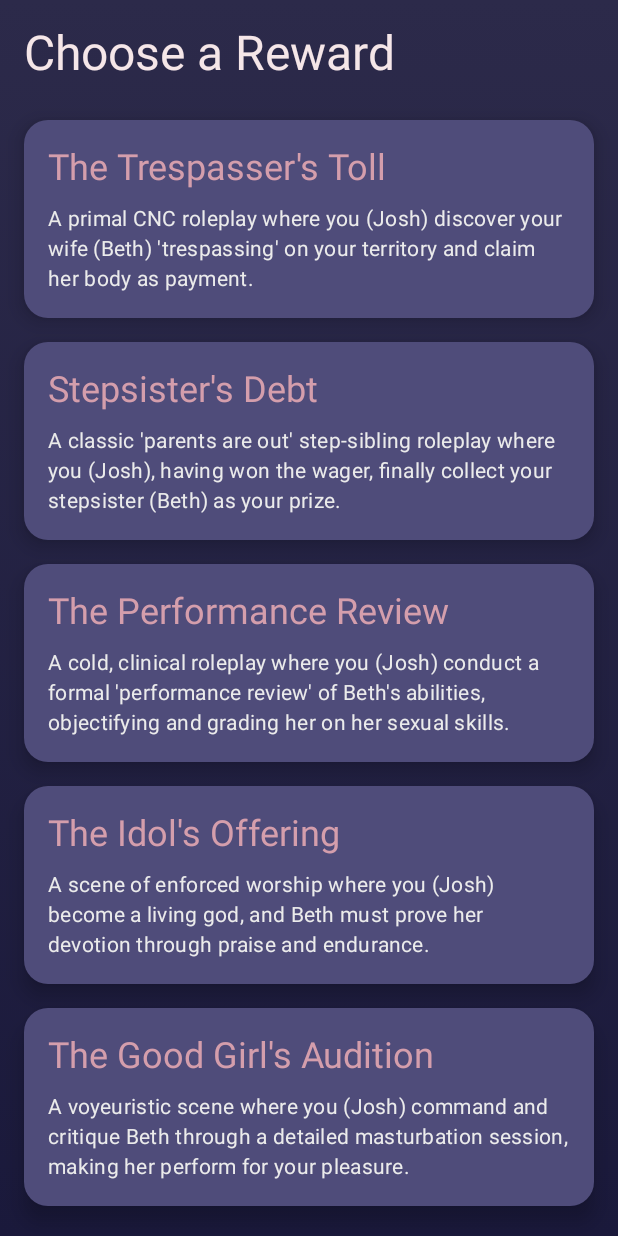
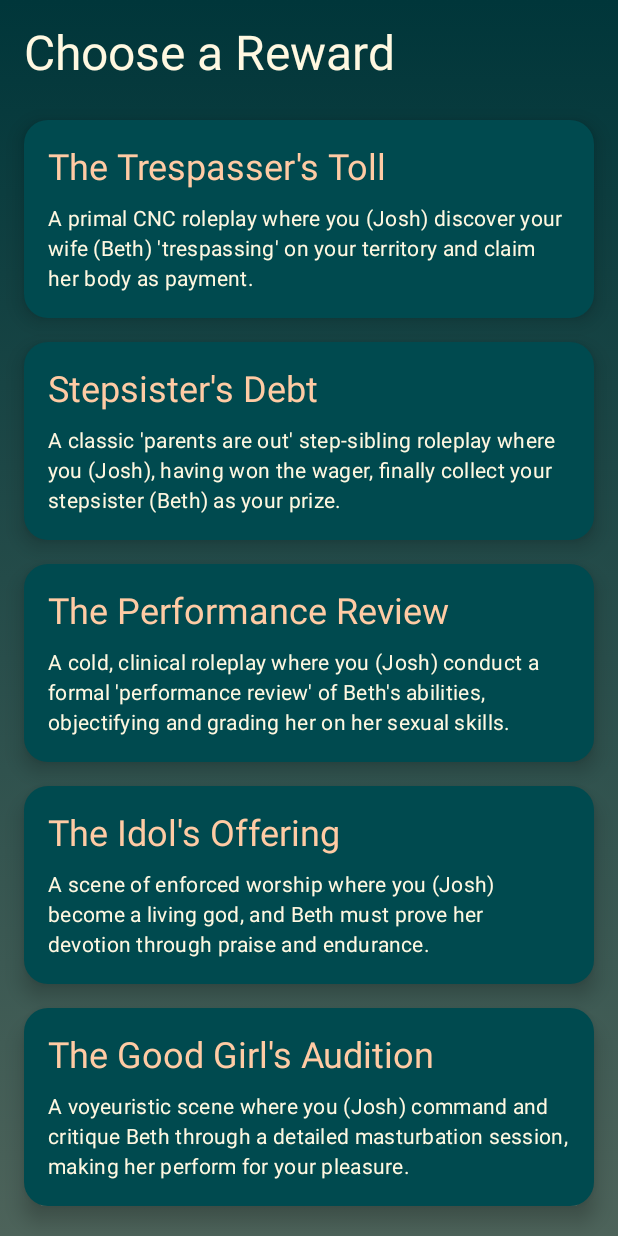
Before and after one commit to joshku82/TheBet, an Android app built with Jetpack Compose: the screen it shows after launch (MainActivity), after a tap on "Claim a Reward", on a phone screen of 412 x 824 dp. Run offline under Robolectric (Android 15) with nearby library versions, the phone set to English and light mode, and no system bars; 1 other tap on this screen came first.

Commit message:
ui tweaks

```diff
--- a/app/build.gradle.kts
+++ b/app/build.gradle.kts
@@ -51,7 +51,7 @@ dependencies {
     implementation(libs.androidx.compose.ui.graphics)
     implementation(libs.androidx.compose.ui.tooling.preview)
     implementation(libs.androidx.compose.material3)
-    implementation("org.jetbrains.kotlinx:kotlinx-serialization-json:1.6.3")
+    implementation(libs.kotlinx.serialization.json)
     testImplementation(libs.junit)
     androidTestImplementation(libs.androidx.junit)
     androidTestImplementation(libs.androidx.espresso.core)
--- a/app/src/main/java/com/joshbeth/thebet/MainActivity.kt
+++ b/app/src/main/java/com/joshbeth/thebet/MainActivity.kt
@@ -40,8 +40,15 @@ import androidx.compose.ui.unit.dp
 import androidx.lifecycle.ViewModel
 import androidx.lifecycle.viewmodel.compose.viewModel
 import com.joshbeth.thebet.ui.theme.TheBetTheme
-import com.joshbeth.thebet.ui.theme.DeepPurple
-import com.joshbeth.thebet.ui.theme.LightPink
+import com.joshbeth.thebet.ui.theme.DeepBlack
+import com.joshbeth.thebet.ui.theme.CrimsonRed
+import com.joshbeth.thebet.ui.theme.DeepTeal
+import com.joshbeth.thebet.ui.theme.DialogueGreen
+import com.joshbeth.thebet.ui.theme.DominantBlue
+import com.joshbeth.thebet.ui.theme.NeutralGrayDark
+import com.joshbeth.thebet.ui.theme.NeutralGrayMedium
+import com.joshbeth.thebet.ui.theme.SexyPeach
+import com.joshbeth.thebet.ui.theme.SexyPink
 import kotlinx.coroutines.flow.MutableStateFlow
 import kotlinx.coroutines.flow.StateFlow
 import kotlinx.coroutines.flow.asStateFlow
@@ -70,7 +77,12 @@ class StoryViewModel : ViewModel() {
     }
 
     fun setChoice(path: String) {
-        _uiState.update { it.copy(chosenPath = path, currentScreen = Screen.STORY_SELECTION) }
+        val theme = if (path == "Punishment") ThemeSelection.PUNISHMENT else ThemeSelection.REWARD
+        _uiState.update { it.copy(
+            chosenPath = path,
+            currentScreen = Screen.STORY_SELECTION,
+            theme = theme
+        ) }
     }
 
     fun startStory(story: StoryScript) {
@@ -78,7 +90,9 @@ class StoryViewModel : ViewModel() {
         val drawnCommands = mutableMapOf<Int, StoryCommand?>()
         allSteps.forEachIndexed { index, step ->
             if (step is DrawCommand) {
-                drawnCommands[index] = CommandRepository.getRandomCommand(step.from, story.commandLibrary)
+                // This part requires CommandRepository, which is not provided.
+                // Assuming it's defined elsewhere.
+                // drawnCommands[index] = CommandRepository.getRandomCommand(step.from, story.commandLibrary)
             }
         }
 
@@ -101,9 +115,11 @@ class MainActivity : ComponentActivity() {
         super.onCreate(savedInstanceState)
         StoryRepository.loadStories(applicationContext)
         setContent {
-            TheBetTheme {
+            val viewModel: StoryViewModel = viewModel()
+            val uiState by viewModel.uiState.collectAsState()
+            TheBetTheme(theme = uiState.theme) {
                 Surface(modifier = Modifier.fillMaxSize(), color = MaterialTheme.colorScheme.background) {
-                    StoryApp()
+                    StoryApp(viewModel = viewModel)
                 }
             }
         }
@@ -115,17 +131,18 @@ class MainActivity : ComponentActivity() {
 // =============================================================== //
 
 @Composable
-fun GradientBox(content: @Composable () -> Unit) {
+fun GradientBox(theme: ThemeSelection, content: @Composable () -> Unit) {
+    val gradientColors = when (theme) {
+        ThemeSelection.PUNISHMENT -> listOf(DeepBlack, CrimsonRed.copy(alpha = 0.3f))
+        ThemeSelection.REWARD -> listOf(DeepTeal, SexyPeach.copy(alpha = 0.3f))
+        ThemeSelection.NEUTRAL -> listOf(NeutralGrayDark, NeutralGrayMedium)
+    }
+
     Box(
         modifier = Modifier
             .fillMaxSize()
             .background(
-                Brush.verticalGradient(
-                    colors = listOf(
-                        DeepPurple,
-                        Color(0xFF1A193B) // A slightly darker purple for the bottom
-                    )
-                )
+                Brush.verticalGradient(colors = gradientColors)
             )
     ) {
         content()
@@ -133,10 +150,10 @@ fun GradientBox(content: @Composable () -> Unit) {
 }
 
 @Composable
-fun StoryApp(modifier: Modifier = Modifier, viewModel: StoryViewModel = viewModel()) {
+fun StoryApp(modifier: Modifier = Modifier, viewModel: StoryViewModel) {
     val uiState by viewModel.uiState.collectAsState()
 
-    GradientBox {
+    GradientBox(theme = uiState.theme) {
         when (uiState.currentScreen) {
             Screen.PLAYER_DESIGNATION -> PlayerDesignationScreen(onConfirm = { winner, loser ->
                 viewModel.setPlayerNames(winner, loser)
@@ -150,10 +167,7 @@ fun StoryApp(modifier: Modifier = Modifier, viewModel: StoryViewModel = viewMode
                 path = uiState.chosenPath ?: "",
                 onStorySelected = { story -> viewModel.startStory(story) }
             )
-            Screen.STORY_SCREEN -> StoryScreen(
-                uiState = uiState,
-                onBack = { viewModel.goBackToStart() }
-            )
+            Screen.STORY_SCREEN -> StoryScreen(uiState = uiState, onBack = { viewModel.goBackToStart() })
         }
     }
 }
@@ -165,7 +179,7 @@ fun PlayerDesignationScreen(onConfirm: (String, String) -> Unit) {
         verticalArrangement = Arrangement.Center,
         horizontalAlignment = Alignment.CenterHorizontally
     ) {
-        Text("Who Won The Bet?", style = MaterialTheme.typography.headlineLarge, color = LightPink)
+        Text("Who Won The Bet?", style = MaterialTheme.typography.headlineLarge, color = MaterialTheme.colorScheme.onBackground)
         Spacer(modifier = Modifier.height(32.dp))
         Row(horizontalArrangement = Arrangement.spacedBy(16.dp)) {
             Button(
@@ -195,7 +209,7 @@ fun RewardPunishmentChoiceScreen(winnerName: String, onChoiceSelected: (String)
         verticalArrangement = Arrangement.Center,
         horizontalAlignment = Alignment.CenterHorizontally
     ) {
-        Text(text = "Congratulations, $winnerName!", style = MaterialTheme.typography.headlineLarge, color = LightPink, textAlign = TextAlign.Center)
+        Text(text = "Congratulations, $winnerName!", style = MaterialTheme.typography.headlineLarge, color = MaterialTheme.colorScheme.onBackground, textAlign = TextAlign.Center)
         Spacer(modifier = Modifier.height(16.dp))
         Text(text = "What is your desire?", style = MaterialTheme.typography.titleLarge, color = MaterialTheme.colorScheme.onSurface)
         Spacer(modifier = Modifier.height(32.dp))
@@ -226,15 +240,25 @@ fun StorySelectionScreen(winnerName: String, path: String, onStorySelected: (Sto
     val stories = StoryRepository.getAllStories().filter {
         it.type.equals(path, ignoreCase = true) && (it.dominantGender == null || it.dominantGender.equals(dominantGender, ignoreCase = true))
     }
+
     LazyColumn(modifier = Modifier.fillMaxSize(), contentPadding = PaddingValues(16.dp)) {
         item {
             Text(
                 text = "Choose a $path",
                 style = MaterialTheme.typography.headlineLarge,
-                color = LightPink,
+                color = MaterialTheme.colorScheme.onBackground,
                 modifier = Modifier.padding(bottom = 16.dp)
             )
         }
+        if (stories.isEmpty()) {
+            item {
+                Text(
+                    "No stories available for this selection.",
+                    style = MaterialTheme.typography.bodyLarge,
+                    color = MaterialTheme.colorScheme.onBackground
+                )
+            }
+        } else {
             items(stories) { story ->
                 Card(
                     modifier = Modifier.padding(vertical = 8.dp).clickable { onStorySelected(story) },
@@ -247,6 +271,7 @@ fun StorySelectionScreen(winnerName: String, path: String, onStorySelected: (Sto
                         Text(text = story.title, style = MaterialTheme.typography.headlineSmall, color = MaterialTheme.colorScheme.primary)
                         Spacer(modifier = Modifier.height(8.dp))
                         Text(text = conceptText, style = MaterialTheme.typography.bodyMedium)
+                    }
                 }
             }
         }
@@ -291,7 +316,13 @@ fun StoryScreen(uiState: StoryUiState, onBack: () -> Unit) {
                                             "LOSER" -> uiState.loserName
                                             else -> step.speaker
                                         }
-                                        Text(text = "$speakerToDisplay: $textToDisplay", style = MaterialTheme.typography.bodyLarge)
+                                        val dialogueColor = when (speakerToDisplay.uppercase()) {
+                                            "BETH" -> SexyPink
+                                            "JOSH" -> DominantBlue
+                                            "NARRATOR" -> DialogueGreen
+                                            else -> MaterialTheme.colorScheme.onSurface
+                                        }
+                                        Text(text = "$speakerToDisplay: $textToDisplay", style = MaterialTheme.typography.bodyLarge, color = dialogueColor)
                                     }
                                     is ActionTag -> {
                                         Text(
--- a/app/src/main/java/com/joshbeth/thebet/data.kt
+++ b/app/src/main/java/com/joshbeth/thebet/data.kt
@@ -11,14 +11,21 @@ enum class Screen {
     STORY_SCREEN
 }
 
+// To manage the app's visual theme
+enum class ThemeSelection {
+    NEUTRAL,
+    PUNISHMENT,
+    REWARD
+}
+
 @Serializable
 data class StoryUiState(
     val currentScreen: Screen = Screen.PLAYER_DESIGNATION,
+    val theme: ThemeSelection = ThemeSelection.NEUTRAL, // New theme state
     val winnerName: String = "",
     val loserName: String = "",
     val chosenPath: String? = null, // "Reward" or "Punishment"
     val selectedStory: StoryScript? = null,
-    // This map will hold the results of all drawn commands for the story
     val drawnCommands: Map<Int, StoryCommand?> = emptyMap()
 )
 
--- a/app/src/main/java/com/joshbeth/thebet/ui/theme/Color.kt
+++ b/app/src/main/java/com/joshbeth/thebet/ui/theme/Color.kt
@@ -2,9 +2,27 @@ package com.joshbeth.thebet.ui.theme
 
 import androidx.compose.ui.graphics.Color
 
-// New Sensual & Playful Palette
-val DeepPurple = Color(0xFF2C2A4A)
-val DarkPurple = Color(0xFF4F4C7A)
-val SensualPink = Color(0xFFD49EAC)
-val LightPink = Color(0xFFF5E6E8)
-val OffWhite = Color(0xFFEBEBEB)
+// Punishment Theme (Existing)
+val DeepBlack = Color(0xFF121212)
+val RichBlack = Color(0xFF1C1C1E)
+val CrimsonRed = Color(0xFF9A1736)
+val GoldAccent = Color(0xFFD4AF37)
+val SoftWhite = Color(0xFFFAFAFA)
+
+// Reward Theme (New)
+val DeepTeal = Color(0xFF00363A)
+val RichTeal = Color(0xFF004A4F)
+val SexyPeach = Color(0xFFFFCBA4)
+val GoldHighlight = Color(0xFFFFD700) // A brighter gold for rewards
+val WarmCream = Color(0xFFFFF8E1)
+
+// Neutral Theme (New)
+val NeutralGrayDark = Color(0xFF2C2C2E)
+val NeutralGrayMedium = Color(0xFF3A3A3C)
+val NeutralGrayLight = Color(0xFF48484A)
+val NeutralWhite = Color(0xFFE5E5E7)
+
+// Dialogue Colors (New)
+val DialogueGreen = Color(0xFF4CAF50) // A clear, readable green
+val SexyPink = Color(0xFFE91E63)      // A vibrant, hot pink
+val DominantBlue = Color(0xFF0D47A1)   // A deep, strong blue
--- a/app/src/main/java/com/joshbeth/thebet/ui/theme/Theme.kt
+++ b/app/src/main/java/com/joshbeth/thebet/ui/theme/Theme.kt
@@ -1,49 +1,74 @@
 package com.joshbeth.thebet.ui.theme
 
 import android.app.Activity
-import android.os.Build
-import androidx.compose.foundation.isSystemInDarkTheme
 import androidx.compose.material3.MaterialTheme
 import androidx.compose.material3.darkColorScheme
-import androidx.compose.material3.dynamicDarkColorScheme
-import androidx.compose.material3.dynamicLightColorScheme
-import androidx.compose.material3.lightColorScheme
 import androidx.compose.runtime.Composable
 import androidx.compose.runtime.SideEffect
 import androidx.compose.ui.graphics.toArgb
-import androidx.compose.ui.platform.LocalContext
 import androidx.compose.ui.platform.LocalView
 import androidx.core.view.WindowCompat
+import com.joshbeth.thebet.ThemeSelection
 
-// Updated Dark Color Scheme for a Sensual & Playful Feel
-private val DarkColorScheme = darkColorScheme(
-    primary = SensualPink,
-    secondary = LightPink,
-    tertiary = DarkPurple,
-    background = DeepPurple,
-    surface = DarkPurple,
-    onPrimary = DeepPurple,
-    onSecondary = DeepPurple,
-    onTertiary = OffWhite,
-    onBackground = OffWhite,
-    onSurface = OffWhite,
-    onSurfaceVariant = LightPink
+private val PunishmentColorScheme = darkColorScheme(
+    primary = CrimsonRed,
+    secondary = GoldAccent,
+    tertiary = RichBlack,
+    background = DeepBlack,
+    surface = RichBlack,
+    onPrimary = SoftWhite,
+    onSecondary = DeepBlack,
+    onTertiary = SoftWhite,
+    onBackground = SoftWhite,
+    onSurface = SoftWhite,
+    onSurfaceVariant = GoldAccent
 )
 
+private val RewardColorScheme = darkColorScheme(
+    primary = SexyPeach,
+    secondary = GoldHighlight,
+    tertiary = RichTeal,
+    background = DeepTeal,
+    surface = RichTeal,
+    onPrimary = DeepTeal,
+    onSecondary = DeepTeal,
+    onTertiary = WarmCream,
+    onBackground = WarmCream,
+    onSurface = WarmCream,
+    onSurfaceVariant = GoldHighlight
+)
+
+private val NeutralColorScheme = darkColorScheme(
+    primary = NeutralGrayLight,
+    secondary = NeutralGrayMedium,
+    tertiary = NeutralGrayDark,
+    background = NeutralGrayDark,
+    surface = NeutralGrayMedium,
+    onPrimary = NeutralWhite,
+    onSecondary = NeutralWhite,
+    onTertiary = NeutralWhite,
+    onBackground = NeutralWhite,
+    onSurface = NeutralWhite,
+    onSurfaceVariant = NeutralGrayLight
+)
 
 @Composable
 fun TheBetTheme(
-    darkTheme: Boolean = true, // Forcing dark theme for this aesthetic
-    dynamicColor: Boolean = false, // Disabling dynamic color to maintain our theme
+    theme: ThemeSelection = ThemeSelection.NEUTRAL,
     content: @Composable () -> Unit
 ) {
-    val colorScheme = DarkColorScheme // Always use our custom dark scheme
+    val colorScheme = when (theme) {
+        ThemeSelection.PUNISHMENT -> PunishmentColorScheme
+        ThemeSelection.REWARD -> RewardColorScheme
+        ThemeSelection.NEUTRAL -> NeutralColorScheme
+    }
+
     val view = LocalView.current
     if (!view.isInEditMode) {
         SideEffect {
             val window = (view.context as Activity).window
-            window.statusBarColor = colorScheme.primary.toArgb()
-            WindowCompat.getInsetsController(window, view).isAppearanceLightStatusBars = darkTheme
+            window.statusBarColor = colorScheme.background.toArgb()
+            WindowCompat.getInsetsController(window, view).isAppearanceLightStatusBars = false
         }
     }
 
--- a/gradle/libs.versions.toml
+++ b/gradle/libs.versions.toml
@@ -9,6 +9,7 @@ lifecycleRuntimeKtx = "2.9.4"
 activityCompose = "1.11.0"
 composeBom = "2024.09.00"
 kotlinSerialization = "2.0.21"
+kotlinxSerializationJson = "1.7.1"
 lifecycleViewmodelCompose = "2.9.4"
 
 [libraries]
@@ -27,6 +28,7 @@ androidx-compose-ui-tooling-preview = { group = "androidx.compose.ui", name = "u
 androidx-compose-ui-test-manifest = { group = "androidx.compose.ui", name = "ui-test-manifest" }
 androidx-compose-ui-test-junit4 = { group = "androidx.compose.ui", name = "ui-test-junit4" }
 androidx-compose-material3 = { group = "androidx.compose.material3", name = "material3" }
+kotlinx-serialization-json = { group = "org.jetbrains.kotlinx", name = "kotlinx-serialization-json", version.ref = "kotlinxSerializationJson" }
 
 [plugins]
 android-application = { id = "com.android.application", version.ref = "agp" }
```
Also changed, not shown: 1 other file. Lines whose indentation alone changed are shown as unchanged.
